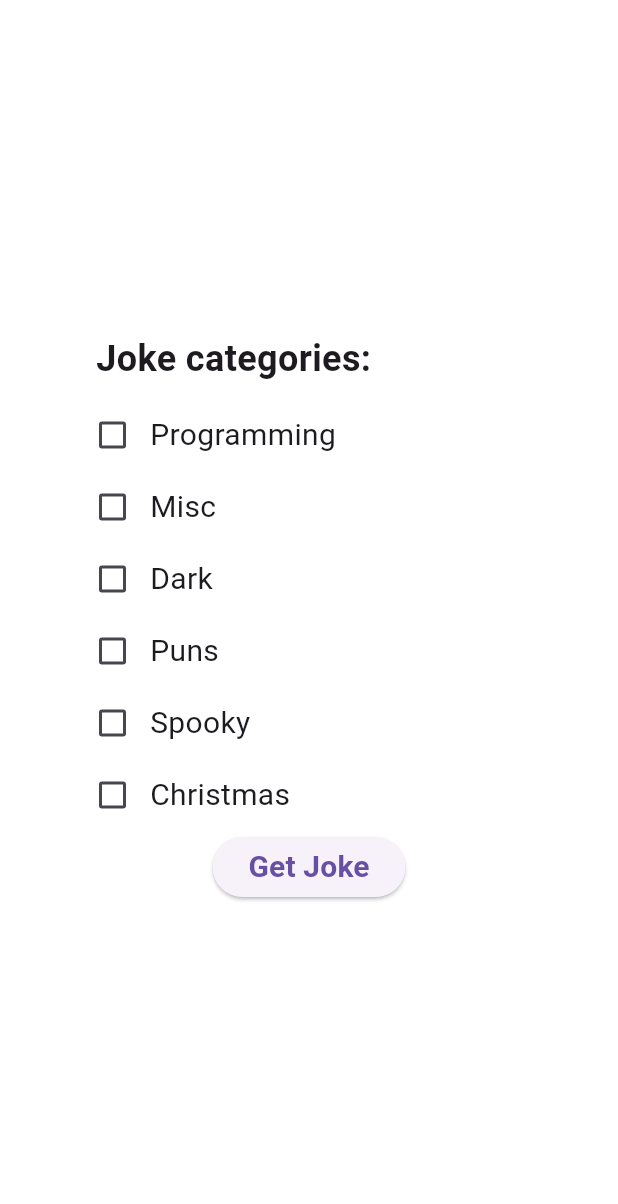
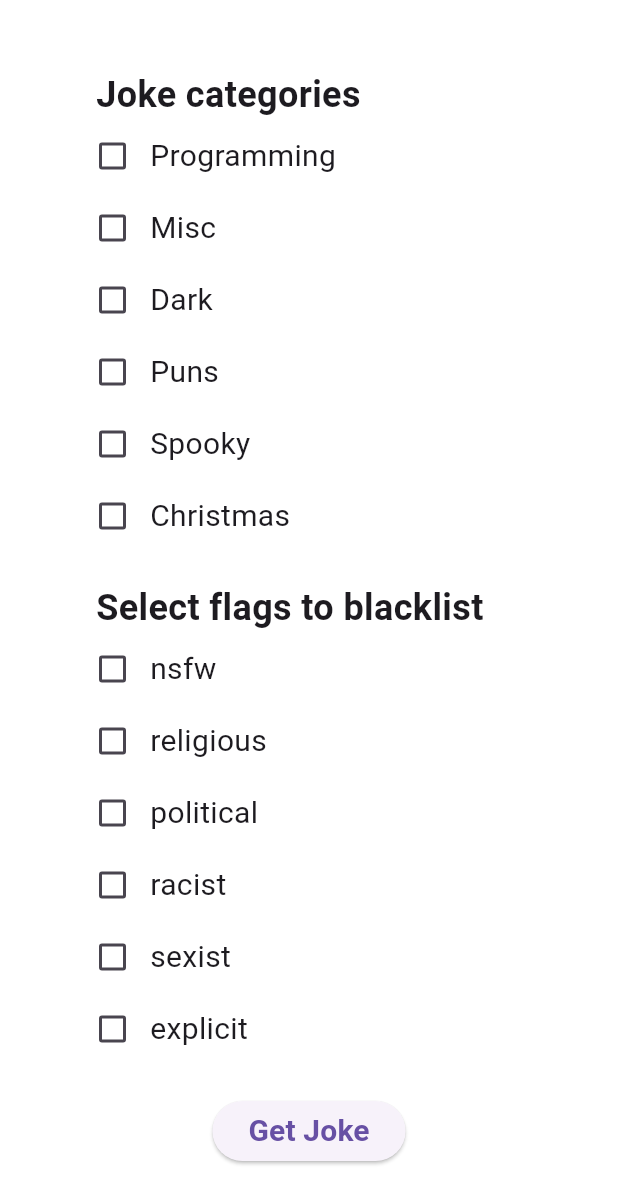
Before and after one commit to chessitay/Joke-API, a Flutter app: the screen it shows after launch, on a phone screen of 412 x 824 dp. Shown: the top 1204 px of the screen. Run offline on Flutter 3.47's test engine with Material 3 defaults, Android fonts, the phone set to English and light mode, and no system bars.

Commit message:
added the flags to blacklist and holly the refactoring needed here is just wild

```diff
--- a/lib/main.dart
+++ b/lib/main.dart
@@ -33,12 +33,23 @@ class _HomeScreenState extends State<HomeScreen> {
     'Christmas',
   ];
 
-  List<bool> isChecked = [false, false, false, false, false, false];
+  final List<String> flags = [
+    'nsfw',
+    'religious',
+    'political',
+    'racist',
+    'sexist',
+    'explicit',
+  ];
+
+  List<bool> isCategorieChecked = [false, false, false, false, false, false];
+  List<bool> isFlagChecked = [false, false, false, false, false, false];
 
   @override
   Widget build(BuildContext context) {
     return Scaffold(
       body: Center(
+        child: SingleChildScrollView(
           child: Column(
             mainAxisAlignment: MainAxisAlignment.center,
             children: [
@@ -50,23 +61,22 @@ class _HomeScreenState extends State<HomeScreen> {
                     Padding(
                       padding: const EdgeInsets.only(left: 14),
                       child: Text(
-                      'Joke categories:',
+                        'Joke categories',
                         style: TextStyle(
                           fontSize: 24,
                           fontWeight: FontWeight.bold,
                         ),
                       ),
                     ),
-                  SizedBox(height: 10),
                     Row(
                       children: [
                         SizedBox(
                           width: 50,
                           child: Checkbox(
-                          value: isChecked[0],
+                            value: isCategorieChecked[0],
                             onChanged: (value) {
                               setState(() {
-                              isChecked[0] = value!;
+                                isCategorieChecked[0] = value!;
                               });
                             },
                           ),
@@ -79,10 +89,10 @@ class _HomeScreenState extends State<HomeScreen> {
                         SizedBox(
                           width: 50,
                           child: Checkbox(
-                          value: isChecked[1],
+                            value: isCategorieChecked[1],
                             onChanged: (value) {
                               setState(() {
-                              isChecked[1] = value!;
+                                isCategorieChecked[1] = value!;
                               });
                             },
                           ),
@@ -95,10 +105,10 @@ class _HomeScreenState extends State<HomeScreen> {
                         SizedBox(
                           width: 50,
                           child: Checkbox(
-                          value: isChecked[2],
+                            value: isCategorieChecked[2],
                             onChanged: (value) {
                               setState(() {
-                              isChecked[2] = value!;
+                                isCategorieChecked[2] = value!;
                               });
                             },
                           ),
@@ -111,10 +121,10 @@ class _HomeScreenState extends State<HomeScreen> {
                         SizedBox(
                           width: 50,
                           child: Checkbox(
-                          value: isChecked[3],
+                            value: isCategorieChecked[3],
                             onChanged: (value) {
                               setState(() {
-                              isChecked[3] = value!;
+                                isCategorieChecked[3] = value!;
                               });
                             },
                           ),
@@ -127,10 +137,10 @@ class _HomeScreenState extends State<HomeScreen> {
                         SizedBox(
                           width: 50,
                           child: Checkbox(
-                          value: isChecked[4],
+                            value: isCategorieChecked[4],
                             onChanged: (value) {
                               setState(() {
-                              isChecked[4] = value!;
+                                isCategorieChecked[4] = value!;
                               });
                             },
                           ),
@@ -143,10 +153,10 @@ class _HomeScreenState extends State<HomeScreen> {
                         SizedBox(
                           width: 50,
                           child: Checkbox(
-                          value: isChecked[5],
+                            value: isCategorieChecked[5],
                             onChanged: (value) {
                               setState(() {
-                              isChecked[5] = value!;
+                                isCategorieChecked[5] = value!;
                               });
                             },
                           ),
@@ -154,9 +164,117 @@ class _HomeScreenState extends State<HomeScreen> {
                         Text('Christmas', style: TextStyle(fontSize: 20)),
                       ],
                     ),
+                    SizedBox(height: 20),
+                    Padding(
+                      padding: const EdgeInsets.only(left: 14),
+                      child: Text(
+                        'Select flags to blacklist',
+                        style: TextStyle(
+                          fontSize: 24,
+                          fontWeight: FontWeight.bold,
+                        ),
+                      ),
+                    ),
+                    Row(
+                      children: [
+                        SizedBox(
+                          width: 50,
+                          child: Checkbox(
+                            value: isFlagChecked[0],
+                            onChanged: (value) {
+                              setState(() {
+                                isFlagChecked[0] = value!;
+                              });
+                            },
+                          ),
+                        ),
+                        Text('nsfw', style: TextStyle(fontSize: 20)),
+                      ],
+                    ),
+                    Row(
+                      children: [
+                        SizedBox(
+                          width: 50,
+                          child: Checkbox(
+                            value: isFlagChecked[1],
+                            onChanged: (value) {
+                              setState(() {
+                                isFlagChecked[1] = value!;
+                              });
+                            },
+                          ),
+                        ),
+                        Text('religious', style: TextStyle(fontSize: 20)),
+                      ],
+                    ),
+                    Row(
+                      children: [
+                        SizedBox(
+                          width: 50,
+                          child: Checkbox(
+                            value: isFlagChecked[2],
+                            onChanged: (value) {
+                              setState(() {
+                                isFlagChecked[2] = value!;
+                              });
+                            },
+                          ),
+                        ),
+                        Text('political', style: TextStyle(fontSize: 20)),
+                      ],
+                    ),
+                    Row(
+                      children: [
+                        SizedBox(
+                          width: 50,
+                          child: Checkbox(
+                            value: isFlagChecked[3],
+                            onChanged: (value) {
+                              setState(() {
+                                isFlagChecked[3] = value!;
+                              });
+                            },
+                          ),
+                        ),
+                        Text('racist', style: TextStyle(fontSize: 20)),
+                      ],
+                    ),
+                    Row(
+                      children: [
+                        SizedBox(
+                          width: 50,
+                          child: Checkbox(
+                            value: isFlagChecked[4],
+                            onChanged: (value) {
+                              setState(() {
+                                isFlagChecked[4] = value!;
+                              });
+                            },
+                          ),
+                        ),
+                        Text('sexist', style: TextStyle(fontSize: 20)),
+                      ],
+                    ),
+                    Row(
+                      children: [
+                        SizedBox(
+                          width: 50,
+                          child: Checkbox(
+                            value: isFlagChecked[5],
+                            onChanged: (value) {
+                              setState(() {
+                                isFlagChecked[5] = value!;
+                              });
+                            },
+                          ),
+                        ),
+                        Text('explicit', style: TextStyle(fontSize: 20)),
+                      ],
+                    ),
                   ],
                 ),
               ),
+              SizedBox(height: 20),
               ElevatedButton(
                 onPressed: () {},
                 child: Text(
@@ -167,6 +285,7 @@ class _HomeScreenState extends State<HomeScreen> {
             ],
           ),
         ),
+      ),
       backgroundColor: Colors.white,
     );
   }
```
Lines whose indentation alone changed are shown as unchanged.
